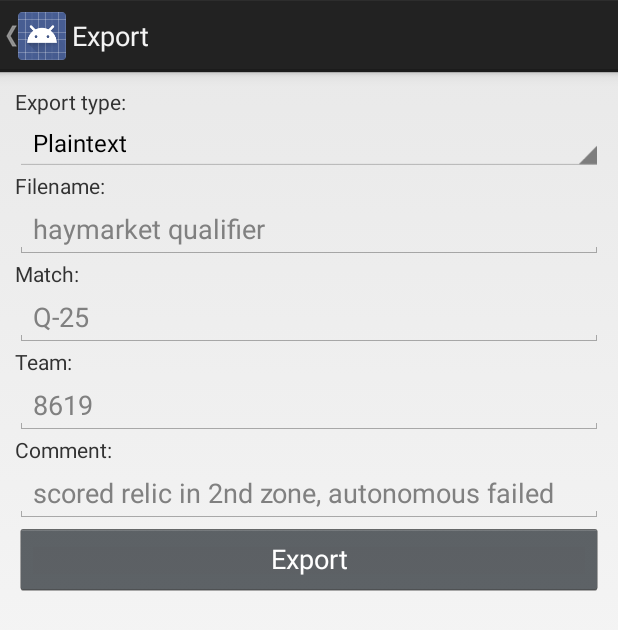
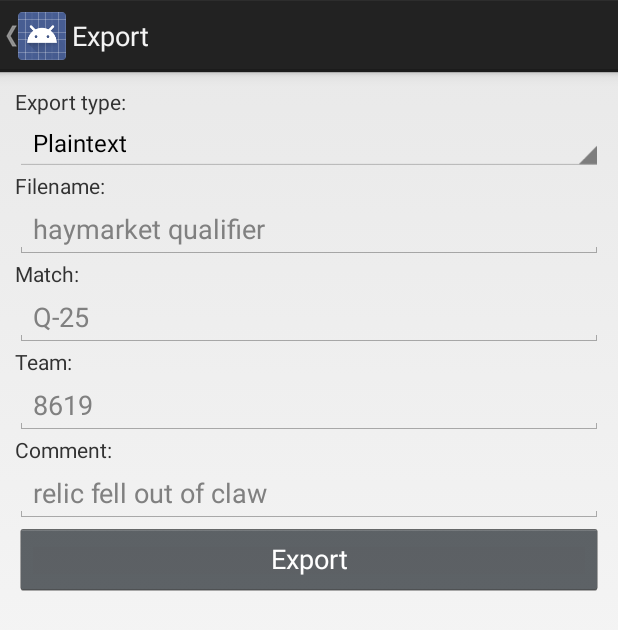
Before and after one commit to FROGbots-4634/Relic-Recovery-Scorer, an Android app: the ExportActivity screen opened directly, with no data from a screen before it, on a phone screen of 412 x 824 dp. Shown: the top 630 px of the screen. Run offline under Robolectric (Android 15) with nearby library versions, the phone set to English and light mode, and no system bars.

Commit message:
export UI tweak

```diff
--- a/app/src/main/res/layout/activity_export.xml
+++ b/app/src/main/res/layout/activity_export.xml
@@ -70,7 +70,7 @@
             android:layout_width="match_parent"
             android:layout_height="wrap_content"
             android:inputType="textMultiLine"
-            android:hint="scored relic in 2nd zone, autonomous failed"/>
+            android:hint="relic fell out of claw"/>
 
         <Button
             android:id="@+id/exportButton"
```
